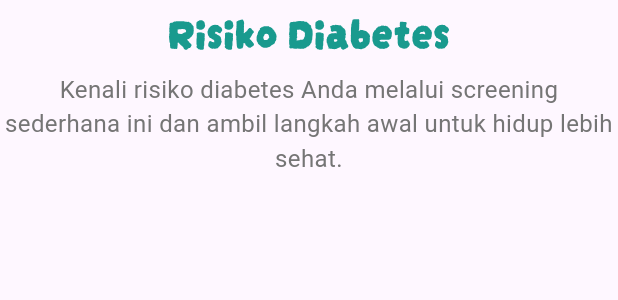
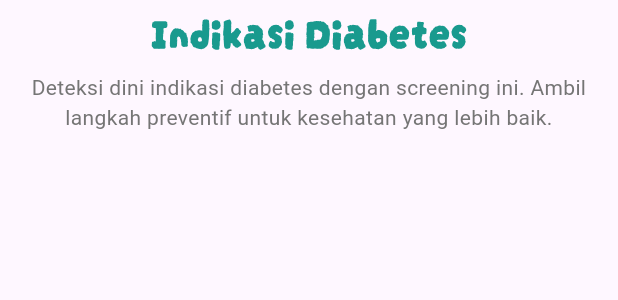
Before and after one commit to ardhikaxx/mobile-glucowise, a Flutter app: the _HeaderSection widget shown alone on an empty page, opened directly, on a phone screen of 412 x 824 dp. Shown: the top 300 px of the screen. Run offline on Flutter 3.47's test engine with Material 3 defaults, Android fonts, the phone set to English and light mode, and no system bars; our stand-ins replace audioplayers, cached_network_image, font_awesome_flutter, get, iconsax, loading_animation_widget and 8 more; missing offline and left inert: floating_navbar, photo_manager, webview_flutter_android; accounts and stored records are empty; network calls fail.

Commit message:
fix perbaiki pada screening

```diff
--- a/lib/page/Screening/gluco_screening.dart
+++ b/lib/page/Screening/gluco_screening.dart
@@ -1,6 +1,7 @@
 import 'package:flutter/material.dart';
 import 'package:font_awesome_flutter/font_awesome_flutter.dart';
 import 'package:get/get.dart';
+import 'package:iconsax/iconsax.dart';
 import 'package:medical_app/components/navbottom.dart';
 import 'package:medical_app/page/Screening/riwayat_screening.dart';
 import 'package:medical_app/page/Screening/test_screening.dart';
@@ -182,29 +183,29 @@ class GlucoScreeningScreen extends StatelessWidget {
                   scrollDirection: Axis.horizontal,
                   children: const [
                     _RiskCard(
-                      icon: FontAwesomeIcons.circleCheck,
-                      title: 'Risiko Rendah',
+                      icon: Iconsax.tick_circle,
+                      title: 'Indikasi Rendah',
                       scoreRange: '0-7',
                       description:
-                          'Risiko diabetes sangat rendah. Untuk tetap terhindar, pastikan untuk menjaga pola makan sehat dan rutin berolahraga.',
+                          'Indikasi diabetes sangat rendah. Untuk tetap terhindar, pastikan untuk menjaga pola makan sehat dan rutin berolahraga.',
                       color: Color(0xFF4CAF50),
                     ),
                     SizedBox(width: 15),
                     _RiskCard(
-                      icon: FontAwesomeIcons.exclamationTriangle,
-                      title: 'Risiko Sedang',
+                      icon: Iconsax.warning_2,
+                      title: 'Indikasi Sedang',
                       scoreRange: '8-14',
                       description:
-                          'Risiko sedang. Disarankan untuk mulai memperbaiki pola makan, meningkatkan aktivitas fisik, dan menjaga berat badan ideal.',
+                          'Indikasi sedang. Disarankan untuk mulai memperbaiki pola makan, meningkatkan aktivitas fisik, dan menjaga berat badan ideal.',
                       color: Color(0xFFFF9800),
                     ),
                     SizedBox(width: 15),
                     _RiskCard(
-                      icon: FontAwesomeIcons.triangleExclamation,
-                      title: 'Risiko Tinggi',
+                      icon: Iconsax.danger,
+                      title: 'Indikasi Tinggi',
                       scoreRange: '15-24',
                       description:
-                          'Risiko tinggi. Sebaiknya segera konsultasi dengan dokter dan lakukan pemeriksaan gula darah secara rutin untuk memantau kondisi kesehatan.',
+                          'Indikasi tinggi. Sebaiknya segera konsultasi dengan dokter dan lakukan pemeriksaan gula darah secara rutin untuk memantau kondisi kesehatan.',
                       color: Color(0xFFF44336),
                     ),
                   ],
@@ -293,7 +294,7 @@ class _RiskCard extends StatelessWidget {
                       child: Icon(
                         icon,
                         color: color,
-                        size: 24,
+                        size: 28,
                       ),
                     ),
                     const SizedBox(width: 12),
@@ -325,9 +326,9 @@ class _RiskCard extends StatelessWidget {
                 const SizedBox(height: 15),
                 Text(
                   description,
-                  style: const TextStyle(
+                  style: TextStyle(
                     fontSize: 14,
-                    color: Colors.black87,
+                    color: Colors.grey[600],
                     height: 1.5,
                   ),
                 ),
@@ -340,7 +341,6 @@ class _RiskCard extends StatelessWidget {
   }
 }
 
-// Other widget classes remain the same as in your original code
 class _HeaderSection extends StatelessWidget {
   const _HeaderSection();
 
@@ -349,7 +349,7 @@ class _HeaderSection extends StatelessWidget {
     return Column(
       children: [
         const Text(
-          "Risiko Diabetes",
+          "Indikasi Diabetes",
           style: TextStyle(
             fontSize: 28,
             fontWeight: FontWeight.bold,
@@ -359,10 +359,10 @@ class _HeaderSection extends StatelessWidget {
         ),
         const SizedBox(height: 8),
         Text(
-          "Kenali risiko diabetes Anda melalui screening sederhana ini dan ambil langkah awal untuk hidup lebih sehat.",
+          "Deteksi dini indikasi diabetes dengan screening ini. Ambil langkah preventif untuk kesehatan yang lebih baik.",
           textAlign: TextAlign.center,
           style: TextStyle(
-            fontSize: 16,
+            fontSize: 14,
             color: Colors.grey[600],
           ),
         ),
@@ -475,7 +475,7 @@ class _AdditionalInfo extends StatelessWidget {
           const SizedBox(width: 12),
           Expanded(
             child: Text(
-              "Screening ini membantu mengidentifikasi risiko diabetes tipe 2 berdasarkan faktor gaya hidup dan riwayat kesehatan.",
+              "Screening ini membantu mengidentifikasi indikasi diabetes tipe 2 berdasarkan faktor gaya hidup dan riwayat kesehatan.",
               style: TextStyle(
                 fontSize: 14,
                 color: Colors.grey[700],
```
Also changed, not shown: lib/page/Screening/detail_hasil_screening.dart (+12 -69 lines).
